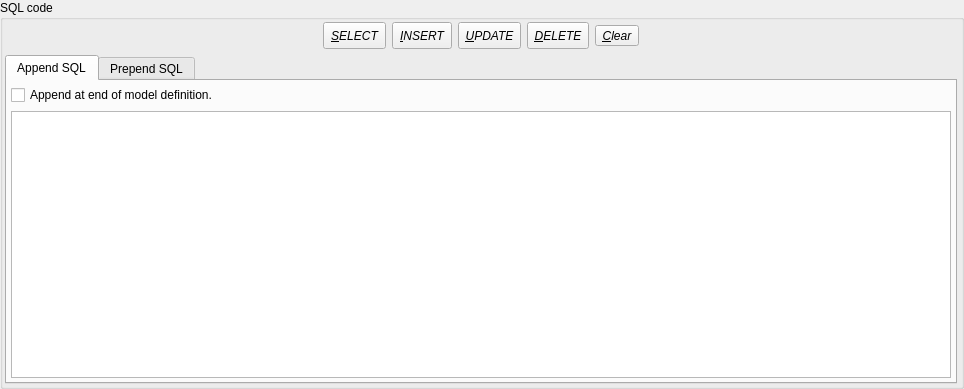
First picture: the form in libpgmodeler_ui/ui/customsqlwidget.ui, repository pgmodeler/pgmodeler, before the edit.
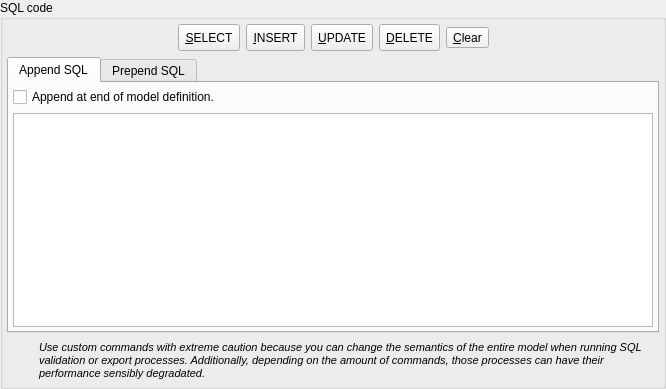
Second picture: the form after the edit. Icons and pictures are not drawn.

Commit message:
Minor fix on crash handler startup. Now exceptions occurred during the process are printed to stdout.
Minor adjustment on ModelValidationHelper.

Minor adjustment on CustomSQLWidget.

What changed in the file:
```diff
--- a/libpgmodeler_ui/ui/customsqlwidget.ui
+++ b/libpgmodeler_ui/ui/customsqlwidget.ui
@@ -6,7 +6,7 @@
    <rect>
     <x>0</x>
     <y>0</y>
-    <width>964</width>
+    <width>666</width>
     <height>389</height>
    </rect>
   </property>
@@ -43,20 +43,22 @@
      <property name="title">
       <string>SQL code</string>
      </property>
-     <layout class="QGridLayout" name="gridLayout">
+     <layout class="QVBoxLayout" name="verticalLayout_3">
       <property name="leftMargin">
-       <number>2</number>
+       <number>4</number>
       </property>
       <property name="topMargin">
-       <number>2</number>
+       <number>4</number>
       </property>
       <property name="rightMargin">
        <number>4</number>
       </property>
       <property name="bottomMargin">
-       <number>2</number>
+       <number>4</number>
       </property>
-      <item row="0" column="0">
+      <item>
+       <layout class="QHBoxLayout" name="horizontalLayout">
+        <item>
        <spacer name="horizontalSpacer">
         <property name="orientation">
          <enum>Qt::Horizontal</enum>
@@ -69,7 +71,7 @@
         </property>
        </spacer>
       </item>
-      <item row="0" column="1">
+        <item>
        <widget class="QToolButton" name="select_tb">
         <property name="minimumSize">
          <size>
@@ -79,7 +81,7 @@
         </property>
         <property name="font">
          <font>
-          <italic>true</italic>
+            <italic>false</italic>
          </font>
         </property>
         <property name="toolTip">
@@ -106,7 +108,7 @@
         </property>
        </widget>
       </item>
-      <item row="0" column="2">
+        <item>
        <widget class="QToolButton" name="insert_tb">
         <property name="minimumSize">
          <size>
@@ -116,7 +118,7 @@
         </property>
         <property name="font">
          <font>
-          <italic>true</italic>
+            <italic>false</italic>
          </font>
         </property>
         <property name="toolTip">
@@ -143,7 +145,7 @@
         </property>
        </widget>
       </item>
-      <item row="0" column="3">
+        <item>
        <widget class="QToolButton" name="update_tb">
         <property name="minimumSize">
          <size>
@@ -153,7 +155,7 @@
         </property>
         <property name="font">
          <font>
-          <italic>true</italic>
+            <italic>false</italic>
          </font>
         </property>
         <property name="toolTip">
@@ -180,7 +182,7 @@
         </property>
        </widget>
       </item>
-      <item row="0" column="4">
+        <item>
        <widget class="QToolButton" name="delete_tb">
         <property name="minimumSize">
          <size>
@@ -190,7 +192,7 @@
         </property>
         <property name="font">
          <font>
-          <italic>true</italic>
+            <italic>false</italic>
          </font>
         </property>
         <property name="toolTip">
@@ -217,11 +219,11 @@
         </property>
        </widget>
       </item>
-      <item row="0" column="5">
+        <item>
        <widget class="QToolButton" name="clear_tb">
         <property name="font">
          <font>
-          <italic>true</italic>
+            <italic>false</italic>
          </font>
         </property>
         <property name="toolTip">
@@ -245,7 +247,7 @@
         </property>
        </widget>
       </item>
-      <item row="0" column="6">
+        <item>
        <spacer name="horizontalSpacer_2">
         <property name="orientation">
          <enum>Qt::Horizontal</enum>
@@ -258,7 +260,9 @@
         </property>
        </spacer>
       </item>
-      <item row="1" column="0" colspan="7">
+       </layout>
+      </item>
+      <item>
        <widget class="QTabWidget" name="sqlcodes_twg">
         <property name="currentIndex">
          <number>0</number>
@@ -298,6 +302,9 @@
               <family>DejaVu Sans Mono</family>
              </font>
             </property>
+            <property name="lineWrapMode">
+             <enum>QTextEdit::NoWrap</enum>
+            </property>
            </widget>
           </item>
          </layout>
@@ -343,6 +350,91 @@
         </widget>
        </widget>
       </item>
+      <item>
+       <widget class="QFrame" name="message_frm">
+        <property name="sizePolicy">
+         <sizepolicy hsizetype="Preferred" vsizetype="Fixed">
+          <horstretch>0</horstretch>
+          <verstretch>0</verstretch>
+         </sizepolicy>
+        </property>
+        <property name="minimumSize">
+         <size>
+          <width>0</width>
+          <height>0</height>
+         </size>
+        </property>
+        <property name="frameShape">
+         <enum>QFrame::NoFrame</enum>
+        </property>
+        <property name="frameShadow">
+         <enum>QFrame::Raised</enum>
+        </property>
+        <layout class="QGridLayout" name="gridLayout_2">
+         <property name="leftMargin">
+          <number>2</number>
+         </property>
+         <property name="topMargin">
+          <number>2</number>
+         </property>
+         <property name="rightMargin">
+          <number>2</number>
+         </property>
+         <property name="bottomMargin">
+          <number>2</number>
+         </property>
+         <item row="0" column="0">
+          <widget class="QLabel" name="label_2">
+           <property name="minimumSize">
+            <size>
+             <width>24</width>
+             <height>24</height>
+            </size>
+           </property>
+           <property name="maximumSize">
+            <size>
+             <width>24</width>
+             <height>24</height>
+            </size>
+           </property>
+           <property name="text">
+            <string/>
+           </property>
+           <property name="textFormat">
+            <enum>Qt::AutoText</enum>
+           </property>
+           <property name="pixmap">
+            <pixmap resource="../res/resources.qrc">:/icones/icones/msgbox_alerta.png</pixmap>
+           </property>
+           <property name="scaledContents">
+            <bool>true</bool>
+           </property>
+          </widget>
+         </item>
+         <item row="0" column="1">
+          <widget class="QLabel" name="label_3">
+           <property name="font">
+            <font>
+             <pointsize>8</pointsize>
+             <weight>50</weight>
+             <italic>true</italic>
+             <bold>false</bold>
+             <underline>false</underline>
+             <strikeout>false</strikeout>
+             <kerning>true</kerning>
+            </font>
+           </property>
+           <property name="text">
+            <string>&lt;html&gt;&lt;head/&gt;&lt;body&gt;&lt;p&gt;Use custom commands with extreme caution because you can change the semantics of the entire model when running SQL validation or export processes. Additionally, depending on the amount of commands, those processes can have their performance sensibly degradated.&lt;/p&gt;&lt;/body&gt;&lt;/html&gt;</string>
+           </property>
+           <property name="wordWrap">
+            <bool>true</bool>
+           </property>
+          </widget>
+         </item>
+        </layout>
+       </widget>
+      </item>
      </layout>
     </widget>
    </item>
```
Left out of the diff: 3 changed lines with no effect on the pictures. Lines whose indentation alone changed are shown as unchanged. The commit also changes 2 other files.
